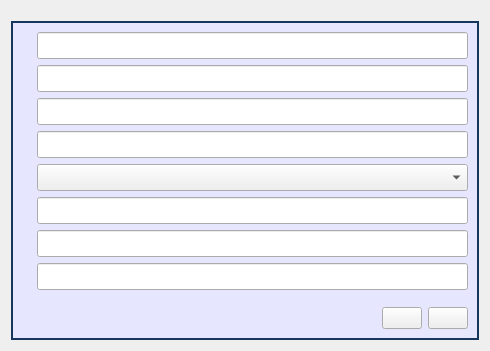
The window that Meter/report.ui (cagavriloaie/WFlowLab) describes before a commit, drawn with Qt 5.
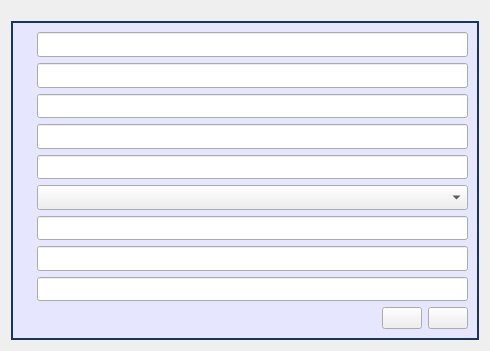
The same window after the commit. Icons and pictures are not drawn.

Diff of the .ui file:
```diff
--- a/Meter/report.ui
+++ b/Meter/report.ui
@@ -132,22 +132,31 @@
        <layout class="QVBoxLayout" name="verticalLayout">
         <item>
          <layout class="QGridLayout" name="gridLayout">
+          <item row="3" column="0">
+           <widget class="QLabel" name="lbCodulLt">
+            <property name="text">
+             <string/>
+            </property>
+           </widget>
+          </item>
           <item row="6" column="0">
-           <widget class="QLabel" name="lbVerificatorMetrolog">
+           <widget class="QLabel" name="lbCost">
             <property name="text">
              <string/>
             </property>
            </widget>
           </item>
-          <item row="4" column="0">
-           <widget class="QLabel" name="lbValabilitate">
-            <property name="text">
-             <string/>
+          <item row="0" column="1">
+           <widget class="QLineEdit" name="leAutorizatiaNumarul">
+            <property name="font">
+             <font>
+              <pointsize>12</pointsize>
+             </font>
             </property>
            </widget>
           </item>
           <item row="2" column="1">
-           <widget class="QLineEdit" name="leCodulLt">
+           <widget class="QLineEdit" name="leDetinator">
             <property name="font">
              <font>
               <pointsize>12</pointsize>
@@ -155,40 +164,29 @@
             </property>
            </widget>
           </item>
-          <item row="6" column="1">
-           <widget class="QLineEdit" name="leVerificatorMetrolog">
-            <property name="font">
-             <font>
-              <pointsize>12</pointsize>
-             </font>
-            </property>
-           </widget>
-          </item>
-          <item row="3" column="0">
-           <widget class="QLabel" name="lbNormative">
+          <item row="2" column="0">
+           <widget class="QLabel" name="lbDetinator">
             <property name="text">
              <string/>
             </property>
            </widget>
           </item>
           <item row="0" column="0">
-           <widget class="QLabel" name="lbNumarInregistrare">
+           <widget class="QLabel" name="lbAutorizatiaNumarul">
             <property name="text">
              <string/>
             </property>
            </widget>
           </item>
-          <item row="7" column="1">
-           <widget class="QLineEdit" name="leConducatorLaborator">
-            <property name="font">
-             <font>
-              <pointsize>12</pointsize>
-             </font>
+          <item row="8" column="0">
+           <widget class="QLabel" name="lbIndicativulMarcii">
+            <property name="text">
+             <string/>
             </property>
            </widget>
           </item>
-          <item row="0" column="1">
-           <widget class="QLineEdit" name="leNumarInregistrare">
+          <item row="3" column="1">
+           <widget class="QLineEdit" name="leCodulLt">
             <property name="font">
              <font>
               <pointsize>12</pointsize>
@@ -197,22 +195,6 @@
            </widget>
           </item>
           <item row="5" column="1">
-           <widget class="QLineEdit" name="leCost">
-            <property name="font">
-             <font>
-              <pointsize>12</pointsize>
-             </font>
-            </property>
-           </widget>
-          </item>
-          <item row="2" column="0">
-           <widget class="QLabel" name="lbCodulLt">
-            <property name="text">
-             <string/>
-            </property>
-           </widget>
-          </item>
-          <item row="4" column="1">
            <widget class="QComboBox" name="cbValabilitate">
             <property name="font">
              <font>
@@ -222,7 +204,32 @@
             </property>
            </widget>
           </item>
-          <item row="3" column="1">
+          <item row="1" column="1">
+           <widget class="QLineEdit" name="leNumarInregistrare">
+            <property name="font">
+             <font>
+              <pointsize>12</pointsize>
+             </font>
+            </property>
+           </widget>
+          </item>
+          <item row="6" column="1">
+           <widget class="QLineEdit" name="leCost">
+            <property name="font">
+             <font>
+              <pointsize>12</pointsize>
+             </font>
+            </property>
+           </widget>
+          </item>
+          <item row="1" column="0">
+           <widget class="QLabel" name="lbNumarInregistrare">
+            <property name="text">
+             <string/>
+            </property>
+           </widget>
+          </item>
+          <item row="4" column="1">
            <widget class="QLineEdit" name="leNormative">
             <property name="font">
              <font>
@@ -232,28 +239,37 @@
            </widget>
           </item>
           <item row="7" column="0">
-           <widget class="QLabel" name="lbConducatorLaborator">
+           <widget class="QLabel" name="lbVerificatorMetrolog">
             <property name="text">
              <string/>
             </property>
            </widget>
           </item>
           <item row="5" column="0">
-           <widget class="QLabel" name="lbCost">
+           <widget class="QLabel" name="lbValabilitate">
             <property name="text">
              <string/>
             </property>
            </widget>
           </item>
-          <item row="1" column="0">
-           <widget class="QLabel" name="lbDetinator">
+          <item row="7" column="1">
+           <widget class="QLineEdit" name="leVerificatorMetrolog">
+            <property name="font">
+             <font>
+              <pointsize>12</pointsize>
+             </font>
+            </property>
+           </widget>
+          </item>
+          <item row="4" column="0">
+           <widget class="QLabel" name="lbNormative">
             <property name="text">
              <string/>
             </property>
            </widget>
           </item>
-          <item row="1" column="1">
-           <widget class="QLineEdit" name="leDetinator">
+          <item row="8" column="1">
+           <widget class="QLineEdit" name="leIndicativulMarcii">
             <property name="font">
              <font>
               <pointsize>12</pointsize>
```
Left out of the diff: 1 changed line with no effect on the pictures.
